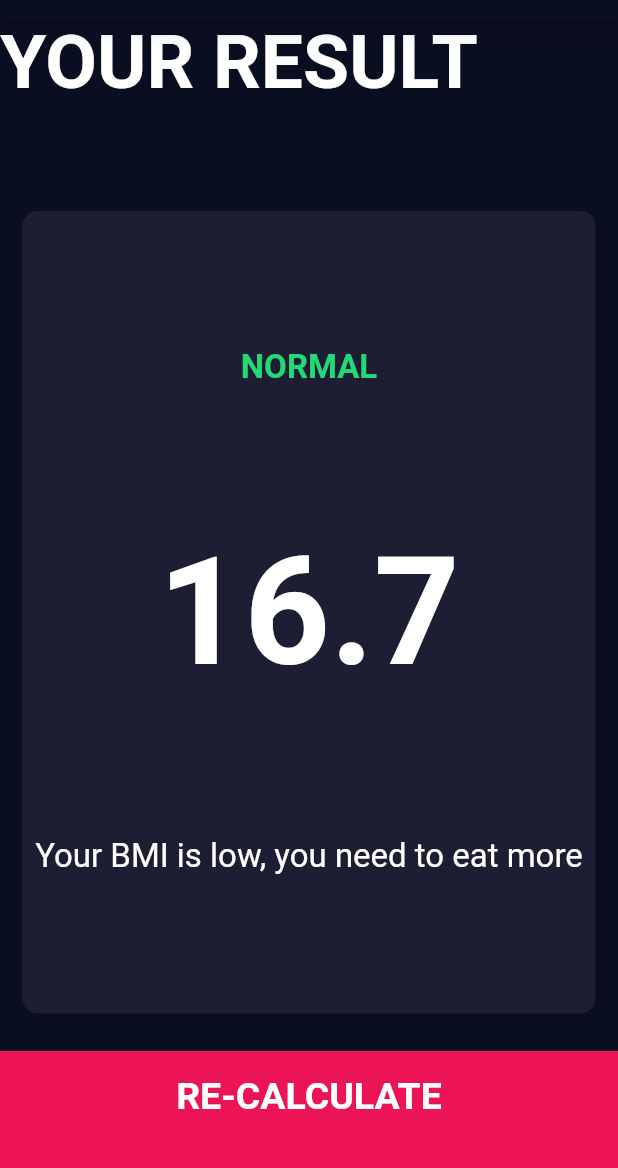
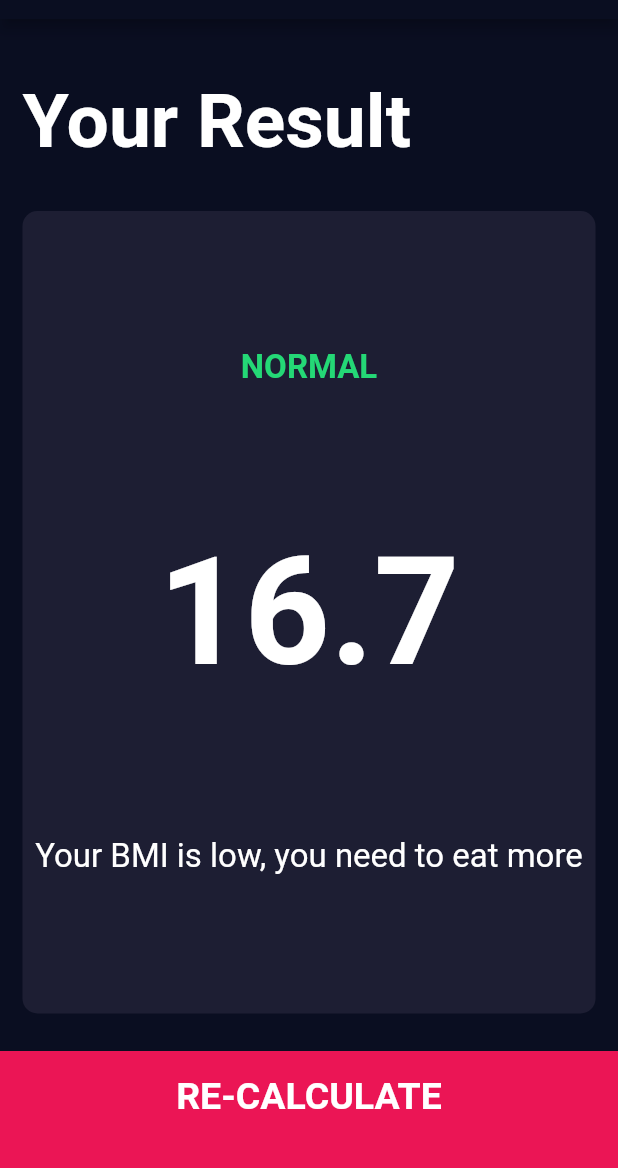
Before and after one commit to kuppylee/BMI-Calculator, a Flutter app: the Result screen opened directly, on a phone screen of 412 x 824 dp, the part 65-1233 px from its top. Run offline on Flutter 3.47's test engine with Material 2 defaults, Android fonts, the phone set to English and light mode, and no system bars; our stand-ins replace font_awesome_flutter; missing offline and left inert: dart:ffi.

Commit message:
adjusted some UI and created a directory for components and screens

```diff
--- a/bmi-calculator-flutter-master/lib/result_page.dart
+++ b/bmi-calculator-flutter-master/lib/result_page.dart
@@ -18,7 +18,9 @@ class Result extends StatelessWidget {
         children: [
           Expanded(
             child: Container(
-              child: Text('YOUR RESULT',
+              padding: EdgeInsets.all(15.0),
+              alignment: Alignment.bottomLeft,
+              child: Text('Your Result',
                 style: kTitleTextStyle,
               ),
             ),
```
